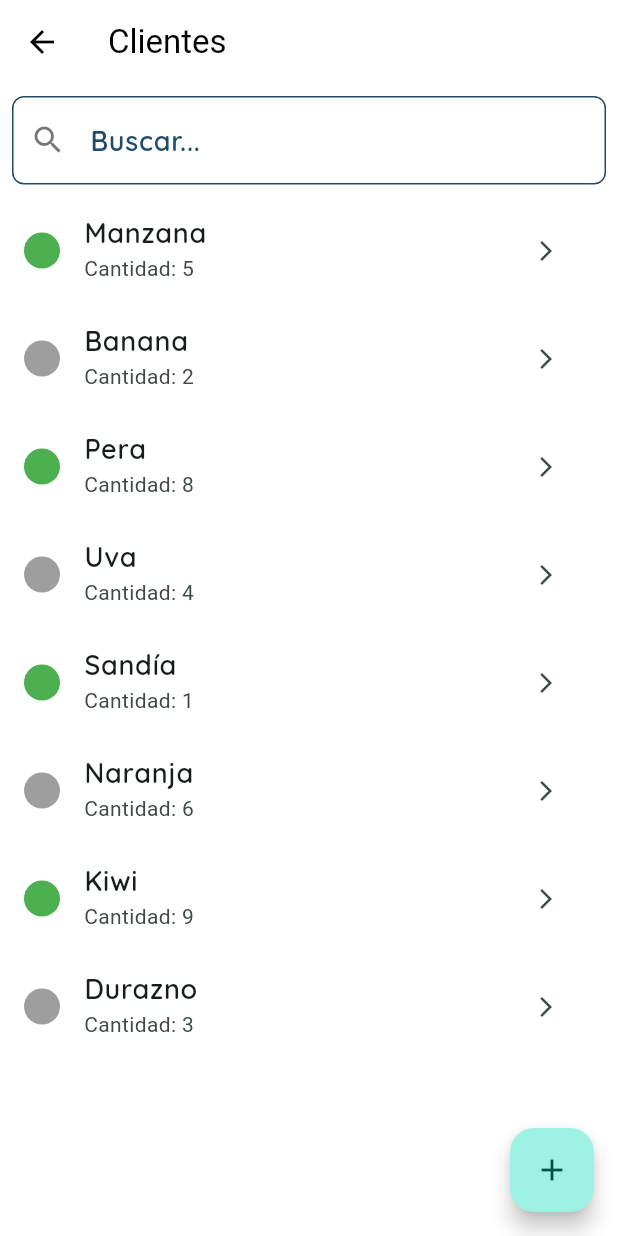
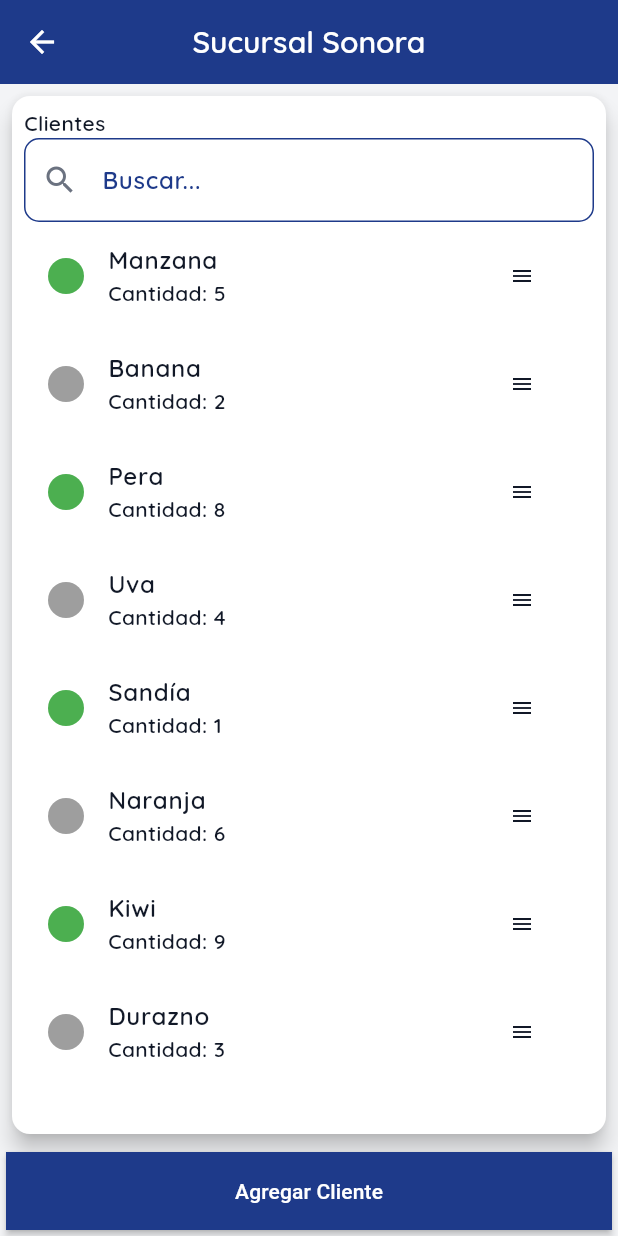
Before and after one commit to JoseBarajasuwu/app_renta_carros, a Flutter app: the ListaConBuscador screen opened directly, on a phone screen of 412 x 824 dp. Run offline on Flutter 3.47's test engine with Material 3 defaults, Android fonts, the phone set to English and light mode, and no system bars; our stand-ins replace open_file, table_calendar; missing offline and left inert: bitsdojo_window, excel, sqlite3.

Commit message:
working progress

```diff
--- /dev/null
+++ b/lib/core/widgets_personalizados/app_bar_widget.dart
@@ -0,0 +1,13 @@
+import 'package:flutter/material.dart';
+
+AppBar buildSucursalAppBar(String titulo) {
+  return AppBar(
+    title: Text(
+      titulo,
+      style: const TextStyle(fontFamily: 'Quicksand', color: Colors.white),
+    ),
+    // backgroundColor: Colors.blueGrey,
+    centerTitle: true,
+    iconTheme: const IconThemeData(color: Colors.white),
+  );
+}
--- a/lib/core/widgets_personalizados/theme_data.dart
+++ b/lib/core/widgets_personalizados/theme_data.dart
@@ -1,79 +1,184 @@
+// import 'package:flutter/material.dart';
+
+// final ThemeData appTheme = ThemeData(
+//   useMaterial3: true,
+//   colorScheme: ColorScheme.fromSeed(seedColor: Colors.teal),
+//   // primaryColor: Colors.orange,
+//   scaffoldBackgroundColor: Colors.white,
+//   elevatedButtonTheme: ElevatedButtonThemeData(
+//     style: ElevatedButton.styleFrom(
+//       backgroundColor: Color(0xFF204c6c),
+//       foregroundColor: Colors.white,
+//       padding: const EdgeInsets.symmetric(horizontal: 20, vertical: 10),
+//     ),
+//   ),
+//   inputDecorationTheme: InputDecorationTheme(
+//     labelStyle: TextStyle(color: Color(0xFF204c6c), fontFamily: 'Quicksand'),
+//     floatingLabelStyle: TextStyle(
+//       color: Color(0xFF204c6c),
+//       fontFamily: 'Quicksand',
+//     ),
+//     enabledBorder: OutlineInputBorder(
+//       borderSide: BorderSide(color: Color(0xFF204c6c)),
+//       borderRadius: BorderRadius.circular(8),
+//     ),
+//     focusedBorder: OutlineInputBorder(
+//       borderSide: BorderSide(color: Colors.blue.shade800, width: 2),
+//       borderRadius: BorderRadius.circular(8),
+//     ),
+//     errorBorder: OutlineInputBorder(
+//       borderSide: BorderSide(color: Colors.red),
+//       borderRadius: BorderRadius.circular(8),
+//     ),
+//     focusedErrorBorder: OutlineInputBorder(
+//       borderSide: BorderSide(color: Colors.redAccent, width: 2),
+//       borderRadius: BorderRadius.circular(8),
+//     ),
+//     prefixIconColor: Colors.black54,
+//     suffixIconColor: Colors.black54,
+//   ),
+//   textButtonTheme: TextButtonThemeData(
+//     style: ButtonStyle(
+//       foregroundColor: WidgetStateProperty.all<Color>(Color(0xFF204c6c)),
+//       overlayColor: WidgetStateProperty.all<Color>(
+//         Color(0xFF204c6c).withValues(alpha: 0.1),
+//       ),
+//     ),
+//   ),
+//   textTheme: TextTheme(
+//     // bodyLarge: const TextStyle(
+//     //   fontSize: 18,
+//     //   color: Colors.black,
+//     //   fontFamily: 'Quicksand',
+//     // ),
+//     // bodySmall: TextStyle(
+//     //   fontSize: 14,
+//     //   color: Colors.black,
+//     //   fontFamily: 'Quicksand',
+//     // ),
+//     bodyLarge: TextStyle(fontFamily: 'Quicksand', color: Colors.black),
+//     bodyMedium: TextStyle(fontFamily: 'Quicksand', color: Colors.black),
+//     titleLarge: TextStyle(fontFamily: 'Quicksand', color: Colors.black),
+//   ),
+//   textSelectionTheme: const TextSelectionThemeData(
+//     cursorColor: Colors.black,
+//     selectionColor: Color.fromARGB(255, 192, 192, 192),
+//     // selectionHandleColor: Colors.orange,
+//   ),
+
+//   // floatingActionButtonTheme: const FloatingActionButtonThemeData(
+//   //   backgroundColor: Colors.orange,
+//   //   foregroundColor: Colors.white,
+//   // ),
+//   appBarTheme: const AppBarTheme(
+//     backgroundColor: Colors.white,
+//     foregroundColor: Colors.black,
+//     elevation: 0,
+//   ),
+//   // colorScheme: ColorScheme.fromSeed(
+//   //   seedColor: Colors.blueAccent, // Cambia esto al color base que quieras
+//   //   surface: Colors.white, // Fondo de los componentes como BottomNavigationBar
+//   // ),
+// );
 import 'package:flutter/material.dart';
 
 final ThemeData appTheme = ThemeData(
   useMaterial3: true,
-  colorScheme: ColorScheme.fromSeed(seedColor: Colors.teal),
-  // primaryColor: Colors.orange,
-  scaffoldBackgroundColor: Colors.white,
+
+  // 🎨 COLOR SCHEME OFICIAL con la paleta Azul Profesional
+  colorScheme: const ColorScheme(
+    brightness: Brightness.light,
+    primary: Color(0xFF1E3A8A), // Azul oscuro
+    onPrimary: Colors.white,
+    secondary: Color(0xFF3B82F6), // Azul claro
+    onSecondary: Colors.white,
+    error: Colors.red,
+    onError: Colors.white, // Gris casi negro
+    surface: Colors.white,
+    onSurface: Color(0xFF111827),
+  ),
+
+  scaffoldBackgroundColor: const Color(0xFFF3F4F6),
+
+  // 🟦 BOTONES ELEVADOS
   elevatedButtonTheme: ElevatedButtonThemeData(
     style: ElevatedButton.styleFrom(
-      backgroundColor: Color(0xFF204c6c),
+      backgroundColor: const Color(0xFF1E3A8A),
       foregroundColor: Colors.white,
-      padding: const EdgeInsets.symmetric(horizontal: 20, vertical: 10),
+      padding: const EdgeInsets.symmetric(horizontal: 20, vertical: 14),
+      shape: RoundedRectangleBorder(borderRadius: BorderRadius.circular(8)),
+      elevation: 2,
     ),
   ),
+
+  // 🟦 INPUTS (TextFormField)
   inputDecorationTheme: InputDecorationTheme(
-    labelStyle: TextStyle(color: Color(0xFF204c6c), fontFamily: 'Quicksand'),
-    floatingLabelStyle: TextStyle(
-      color: Color(0xFF204c6c),
+    labelStyle: const TextStyle(
+      color: Color(0xFF1E3A8A),
+      fontFamily: 'Quicksand',
+    ),
+    floatingLabelStyle: const TextStyle(
+      color: Color(0xFF1E3A8A),
       fontFamily: 'Quicksand',
     ),
     enabledBorder: OutlineInputBorder(
-      borderSide: BorderSide(color: Color(0xFF204c6c)),
-      borderRadius: BorderRadius.circular(8),
+      borderSide: const BorderSide(color: Color(0xFF1E3A8A)),
+      borderRadius: BorderRadius.circular(10),
     ),
     focusedBorder: OutlineInputBorder(
-      borderSide: BorderSide(color: Colors.blue.shade800, width: 2),
-      borderRadius: BorderRadius.circular(8),
+      borderSide: const BorderSide(color: Color(0xFF3B82F6), width: 2),
+      borderRadius: BorderRadius.circular(10),
     ),
     errorBorder: OutlineInputBorder(
-      borderSide: BorderSide(color: Colors.red),
-      borderRadius: BorderRadius.circular(8),
+      borderSide: const BorderSide(color: Colors.red),
+      borderRadius: BorderRadius.circular(10),
     ),
     focusedErrorBorder: OutlineInputBorder(
-      borderSide: BorderSide(color: Colors.redAccent, width: 2),
-      borderRadius: BorderRadius.circular(8),
+      borderSide: const BorderSide(color: Colors.redAccent, width: 2),
+      borderRadius: BorderRadius.circular(10),
     ),
-    prefixIconColor: Colors.black54,
-    suffixIconColor: Colors.black54,
+    prefixIconColor: const Color(0xFF6B7280),
+    suffixIconColor: const Color(0xFF6B7280),
   ),
+
+  // 🟦 TEXT BUTTONS
   textButtonTheme: TextButtonThemeData(
     style: ButtonStyle(
-      foregroundColor: WidgetStateProperty.all<Color>(Color(0xFF204c6c)),
-      overlayColor: WidgetStateProperty.all<Color>(
-        Color(0xFF204c6c).withValues(alpha: 0.1),
+      foregroundColor: WidgetStateProperty.all(const Color(0xFF1E3A8A)),
+      overlayColor: WidgetStateProperty.all(
+        const Color(0xFF1E3A8A).withValues(alpha: 0.1),
       ),
     ),
   ),
-  textTheme: TextTheme(
-    bodyLarge: const TextStyle(
-      fontSize: 18,
-      color: Colors.black,
+
+  // 🟦 TIPOGRAFÍA GENERAL
+  textTheme: const TextTheme(
+    bodyLarge: TextStyle(fontFamily: 'Quicksand', color: Color(0xFF111827)),
+    bodyMedium: TextStyle(fontFamily: 'Quicksand', color: Color(0xFF111827)),
+    titleLarge: TextStyle(
       fontFamily: 'Quicksand',
-    ),
-    bodySmall: TextStyle(
-      fontSize: 14,
-      color: Colors.black,
-      fontFamily: 'Quicksand',
+      color: Color(0xFF111827),
+      fontWeight: FontWeight.bold,
     ),
   ),
+
   textSelectionTheme: const TextSelectionThemeData(
-    cursorColor: Colors.black,
-    selectionColor: Color.fromARGB(255, 192, 192, 192),
-    // selectionHandleColor: Colors.orange,
+    cursorColor: Color(0xFF1E3A8A),
+    selectionColor: Color(0xFF93C5FD), // Azul claro semitransparente
   ),
 
-  // floatingActionButtonTheme: const FloatingActionButtonThemeData(
-  //   backgroundColor: Colors.orange,
-  //   foregroundColor: Colors.white,
-  // ),
+  // 🟦 APPBAR
   appBarTheme: const AppBarTheme(
-    backgroundColor: Colors.white,
-    foregroundColor: Colors.black,
-    elevation: 0,
+    backgroundColor: Color(0xFF1E3A8A),
+    foregroundColor: Colors.white,
+    elevation: 2,
+    centerTitle: true,
+    titleTextStyle: TextStyle(
+      fontFamily: 'Quicksand',
+      fontSize: 20,
+      color: Colors.white,
+      fontWeight: FontWeight.w600,
+    ),
+    iconTheme: IconThemeData(color: Colors.white),
   ),
-  // colorScheme: ColorScheme.fromSeed(
-  //   seedColor: Colors.blueAccent, // Cambia esto al color base que quieras
-  //   surface: Colors.white, // Fondo de los componentes como BottomNavigationBar
-  // ),
 );
--- a/lib/presentation/clientes_2/clientes_2_page.dart
+++ b/lib/presentation/clientes_2/clientes_2_page.dart
@@ -1,4 +1,6 @@
 import 'package:flutter/material.dart';
+import 'package:renta_carros/core/widgets_personalizados/app_bar_widget.dart';
+import 'package:renta_carros/presentation/agregar_clientes/agregar_cliente_page.dart';
 
 class ListaConBuscador extends StatefulWidget {
   const ListaConBuscador({super.key});
@@ -58,12 +60,21 @@ class _ListaConBuscadorState extends State<ListaConBuscador> {
   @override
   Widget build(BuildContext context) {
     return Scaffold(
-      appBar: AppBar(title: const Text('Clientes')),
-      body: Column(
+      appBar: buildSucursalAppBar('Sucursal Sonora'),
+      body: Padding(
+        padding: const EdgeInsets.all(4.0),
+        child: Card(
+          elevation: 6,
+          color: Colors.white,
+          shape: RoundedRectangleBorder(
+            borderRadius: BorderRadius.circular(12),
+          ),
+          child: Padding(
+            padding: const EdgeInsets.all(8),
+            child: Column(
               children: [
-          Padding(
-            padding: const EdgeInsets.all(8.0),
-            child: TextField(
+                Align(alignment: Alignment.topLeft, child: Text("Clientes")),
+                TextField(
                   controller: _searchController,
                   decoration: const InputDecoration(
                     labelText: 'Buscar...',
@@ -71,9 +82,13 @@ class _ListaConBuscadorState extends State<ListaConBuscador> {
                     border: OutlineInputBorder(),
                   ),
                 ),
-          ),
+
+                // 👉 ListView con altura fija y padding para el FAB
                 Expanded(
                   child: ListView.builder(
+                    padding: const EdgeInsets.only(
+                      bottom: 72,
+                    ), // EXACTO para el FAB
                     itemCount: _filteredItems.length,
                     itemBuilder: (context, index) {
                       final item = _filteredItems[index];
@@ -81,11 +96,14 @@ class _ListaConBuscadorState extends State<ListaConBuscador> {
                       final Color color = activo ? Colors.green : Colors.grey;
 
                       return ListTile(
-                  leading: CircleAvatar(backgroundColor: color, radius: 12),
+                        leading: CircleAvatar(
+                          backgroundColor: color,
+                          radius: 12,
+                        ),
                         title: Text(item['nombre']),
                         subtitle: Text('Cantidad: ${item['numero']}'),
                         trailing: IconButton(
-                    icon: const Icon(Icons.arrow_forward_ios, size: 16),
+                          icon: const Icon(Icons.menu, size: 16),
                           onPressed: () => _abrirDetalle(context, item),
                         ),
                       );
@@ -94,15 +112,26 @@ class _ListaConBuscadorState extends State<ListaConBuscador> {
                 ),
               ],
             ),
-      floatingActionButton: FloatingActionButton(
-        child: const Icon(Icons.add),
+          ),
+        ),
+      ),
+      bottomNavigationBar: Padding(
+        padding: const EdgeInsets.all(4),
+        child: ElevatedButton(
+          style: ElevatedButton.styleFrom(
+            shape: RoundedRectangleBorder(
+              borderRadius: BorderRadius.circular(0),
+            ),
+            padding: const EdgeInsets.symmetric(vertical: 16),
+          ),
           onPressed: () {
-          // Navegar a pantalla de agregar cliente
-          // Navigator.push(
-          //   context,
-          //   MaterialPageRoute(builder: (_) => const AgregarClienteScreen()),
-          // );
+            Navigator.push(
+              context,
+              MaterialPageRoute(builder: (_) => AgregarClientePage()),
+            );
           },
+          child: Text('Agregar Cliente'),
+        ),
       ),
     );
   }
```
Also changed, not shown: lib/core/widgets_personalizados/custom_text_form_widget.dart (added, +30 -0 lines), lib/presentation/agregar_clientes/agregar_cliente_page.dart (added, +142 -0 lines), lib/presentation/home/home.dart (+4 -5 lines). Lines whose indentation alone changed are shown as unchanged.
